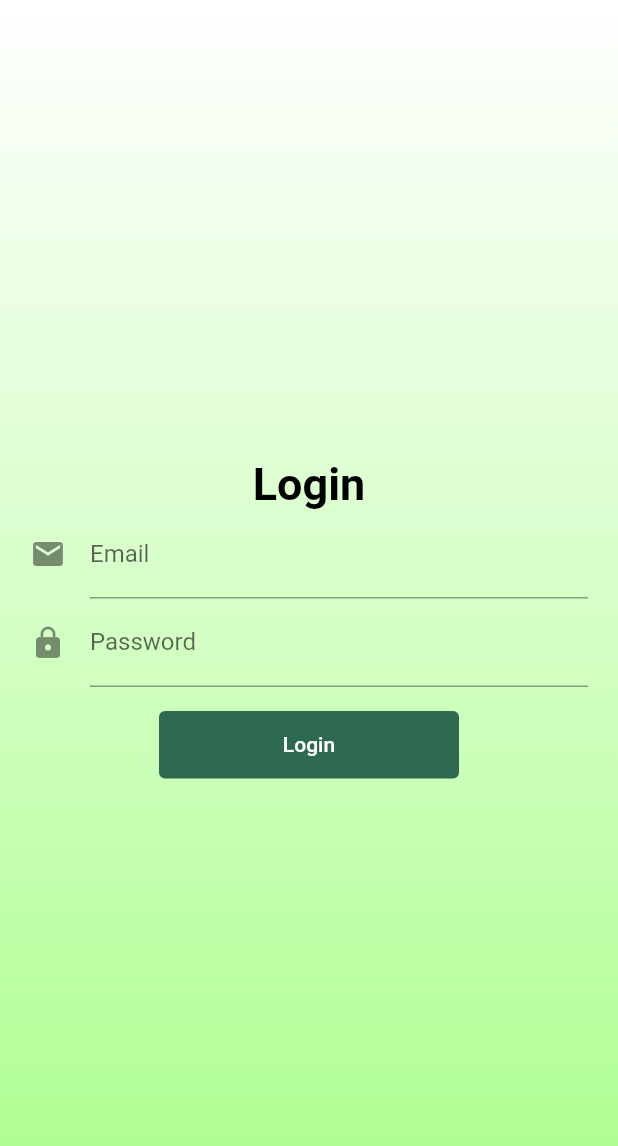
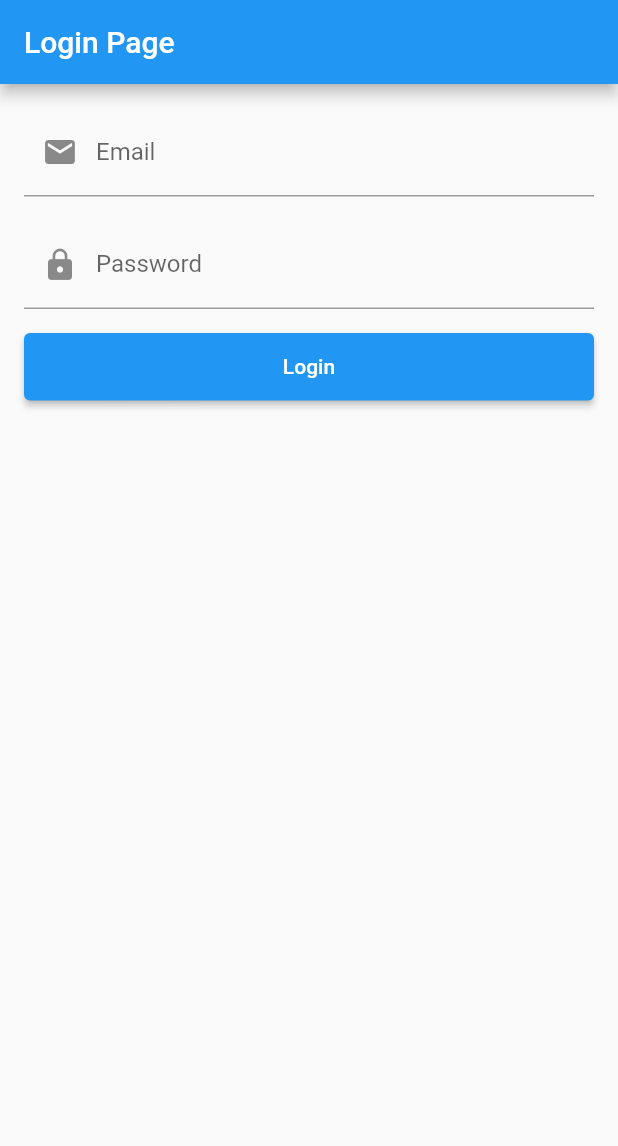
Before and after one commit to Whitnu12/projectICP, a Flutter app: the screen it shows after launch, on a phone screen of 412 x 824 dp. Shown: the top 1146 px of the screen. Run offline on Flutter 3.47's test engine with Material 2 defaults, Android fonts, the phone set to English and light mode, and no system bars; our stand-ins replace firebase_auth, firebase_core, shared_preferences; accounts and stored records are empty; Roboto replaces fonts that are missing (OpenSans).

Commit message:
mantap 25%

```diff
--- a/lib/login_Page.dart
+++ b/lib/login_Page.dart
@@ -1,74 +1,63 @@
+import 'dart:convert';
+import 'package:cobalagi2/second_page.dart';
 import 'package:flutter/material.dart';
-import 'package:firebase_auth/firebase_auth.dart';
-import '../auth.dart';
+import 'package:http/http.dart' as http;
+import 'package:flutter/material.dart';
+import 'dart:convert';
+import 'package:shared_preferences/shared_preferences.dart';
 
 class LoginPage extends StatefulWidget {
   LoginPage({Key? key}) : super(key: key);
 
   @override
-  State<LoginPage> createState() => _LoginPageState();
+  _LoginPageState createState() => _LoginPageState();
 }
 
 class _LoginPageState extends State<LoginPage> {
-  String? errorMessage = '';
-  bool isLogin = true;
-
   final TextEditingController _emailController = TextEditingController();
   final TextEditingController _passwordController = TextEditingController();
+  bool _isLoading = false;
 
-  Future<void> signInWithEmailAndPassword(BuildContext context) async {
-    try {
-      await Auth().signinWithEmailAndPassword(
-        email: _emailController.text,
-        password: _passwordController.text,
+  void _login() async {
+    setState(() {
+      _isLoading = true;
+    });
+    final response = await http.post(
+      Uri.parse('http://192.168.100.6/laravel-icp2/public/api/auth/login'),
+      body: {
+        'email': _emailController.text,
+        'password': _passwordController.text,
+      },
+    );
+    setState(() {
+      _isLoading = false;
+    });
+    if (response.statusCode == 200) {
+      final data = json.decode(response.body);
+      final token = data['token'];
+      if (token != null) {
+        final prefs = await SharedPreferences.getInstance();
+        await prefs.setString('token', token);
+      }
+
+      // Navigate to the next page
+      // ignore: use_build_context_synchronously
+      Navigator.pushReplacement(
+        context,
+        MaterialPageRoute(builder: (context) => SecondPage()),
       );
-    } on FirebaseAuthException catch (e) {
-      if (e.code == 'user-not-found' || e.code == 'wrong-password') {
-        showDialog(
-          context: context,
-          builder: (BuildContext context) {
-            return AlertDialog(
-              title: const Text('Error'),
-              content: const Text('Invalid email or password.'),
-              actions: <Widget>[
-                TextButton(
-                  child: const Text('OK'),
-                  onPressed: () {
-                    Navigator.of(context).pop();
-                  },
-                ),
-              ],
-            );
-          },
-        );
-      } else {
-        setState(() {
-          errorMessage = e.message;
-        });
-      }
-    }
-  }
-
-  Future<void> createUserWithEmailAndPassword() async {
-    try {
-      await Auth().createUserWithEmailAndPassword(
-        email: _emailController.text,
-        password: _passwordController.text,
-      );
-    } on FirebaseAuthException catch (e) {
-      setState(() {
-        errorMessage = e.message;
-      });
+    } else {
+      // ignore: use_build_context_synchronously
       showDialog(
         context: context,
         builder: (BuildContext context) {
           return AlertDialog(
-            title: const Text('Error'),
-            content: Text(errorMessage ?? ''),
+            title: Text('Login Failed'),
+            content: Text('Invalid email or password.'),
             actions: <Widget>[
               TextButton(
                 onPressed: () {
-                  Navigator.pop(context);
+                  Navigator.of(context).pop();
                 },
                 child: const Text('OK'),
               ),
@@ -79,89 +68,72 @@ class _LoginPageState extends State<LoginPage> {
     }
   }
 
-  Widget title() {
-    return const Text('Login Page');
-  }
-
-  Widget _entryField(
-    String title,
-    TextEditingController controller,
-    IconData iconData,
-  ) {
-    return TextField(
-      controller: controller,
-      decoration: InputDecoration(labelText: title, icon: Icon(iconData)),
+  Widget _buildEmailField() {
+    return TextFormField(
+      controller: _emailController,
+      decoration: InputDecoration(
+        labelText: 'Email',
+        prefixIcon: Icon(Icons.email),
+      ),
+      keyboardType: TextInputType.emailAddress,
+      validator: (value) {
+        if (value!.isEmpty) {
+          return 'Please enter your email.';
+        }
+        return null;
+      },
     );
   }
 
-  Widget _errorMessage() {
-    return Text(errorMessage ?? ' ');
+  Widget _buildPasswordField() {
+    return TextFormField(
+      controller: _passwordController,
+      decoration: InputDecoration(
+        labelText: 'Password',
+        prefixIcon: Icon(Icons.lock),
+      ),
+      obscureText: true,
+      validator: (value) {
+        if (value!.isEmpty) {
+          return 'Please enter your password.';
+        }
+        return null;
+      },
+    );
   }
 
-  Widget _submitButton(BuildContext context) {
+  Widget _buildSubmitButton() {
     return SizedBox(
-        width: 200,
-        height: 45,
-        child: TextButton(
-          style: TextButton.styleFrom(
-              backgroundColor: Color.fromARGB(255, 45, 106, 79)),
-          onPressed: isLogin
-              ? () => signInWithEmailAndPassword(context)
-              : createUserWithEmailAndPassword,
-          child: Text(
-            'Login',
-            // isLogin ? 'Login' : 'Register',
-            style: TextStyle(color: Color.fromARGB(255, 255, 255, 255)),
-          ),
-        ));
+      width: double.infinity,
+      height: 45,
+      child: ElevatedButton(
+        onPressed: _isLoading ? null : _login,
+        child: _isLoading
+            ? CircularProgressIndicator()
+            : Text(
+                'Login',
+                style: TextStyle(color: Colors.white),
+              ),
+      ),
+    );
   }
-
-  // Widget _loginOrRegisterButton() {
-  //   return SizedBox(
-  //       width: 200,
-  //       height: 45,
-  //       child: TextButton(
-  //         onPressed: () {
-  //           setState(() {
-  //             isLogin = !isLogin;
-  //           });
-  //         },
-  //         child: Text(isLogin ? 'Register' : 'Login'),
-  //       ));
-  // }
 
   @override
   Widget build(BuildContext context) {
     return Scaffold(
-      body: Container(
-        height: double.infinity,
-        width: double.infinity,
-        decoration: BoxDecoration(
-            gradient: LinearGradient(
-                begin: Alignment.topCenter,
-                end: Alignment.bottomCenter,
-                colors: [
-              Color.fromARGB(255, 255, 255, 255),
-              Color.fromARGB(255, 170, 255, 139)
-            ])),
-        padding: const EdgeInsets.all(20),
+      appBar: AppBar(
+        title: Text('Login Page'),
+      ),
+      body: Padding(
+        padding: const EdgeInsets.all(16.0),
         child: Column(
-          crossAxisAlignment: CrossAxisAlignment.center,
-          mainAxisAlignment: MainAxisAlignment.center,
-          children: <Widget>[
-            Text(
-              'Login',
-              style: TextStyle(
-                  color: Colors.black,
-                  fontFamily: 'OpenSans',
-                  fontSize: 30,
-                  fontWeight: FontWeight.bold),
-            ),
-            _entryField('Email', _emailController, Icons.email),
-            _entryField('Password', _passwordController, Icons.lock),
-            _errorMessage(),
-            _submitButton(context),
-            // _loginOrRegisterButton(),
+          crossAxisAlignment: CrossAxisAlignment.start,
+          children: [
+            _buildEmailField(),
+            SizedBox(height: 16),
+            _buildPasswordField(),
+            SizedBox(height: 16),
+            _buildSubmitButton(),
           ],
         ),
       ),
--- a/lib/main.dart
+++ b/lib/main.dart
@@ -1,4 +1,3 @@
-import 'package:cobalagi2/login_2.dart';
 import 'package:flutter/material.dart';
 import 'widgetTree.dart';
 import 'package:firebase_core/firebase_core.dart';
@@ -25,7 +24,7 @@ class MyApp extends StatelessWidget {
       routes: {
         '/second': (context) => SecondPage(),
         '/login': (context) => LoginPage(),
-        'login2': (context) => loginScreen(),
+        // 'login2': (context) => loginScreen(),
       },
     );
   }
--- a/pubspec.yaml
+++ b/pubspec.yaml
@@ -28,6 +28,7 @@ environment:
 # the latest version available on pub.dev. To see which dependencies have newer
 # versions available, run `flutter pub outdated`.
 dependencies:
+  http: ^0.13.4
   flutter:
     sdk: flutter
 
@@ -37,6 +38,7 @@ dependencies:
   google_fonts: ^4.0.3
   firebase_auth: ^4.3.0
   firebase_core: ^2.9.0
+  shared_preferences: ^2.1.1
 
 dev_dependencies:
   flutter_test:
@@ -58,8 +60,8 @@ flutter:
   # included with your application, so that you can use the icons in
   # the material Icons class.
   uses-material-design: true
-  assets:
-    - assets/images/image-2.png
+  # assets:
+  # - images/image_2.png
 
   # To add assets to your application, add an assets section, like this:
   # assets:
```
Also changed, not shown: lib/login_2.dart (deleted, +0 -53 lines), lib/login_Page copy.dart (added, +170 -0 lines), lib/second_page.dart (+6 -41 lines), assets/images/image_2.png (renamed from assets/images/image-2.png), pubspec.lock, 3 other files.
